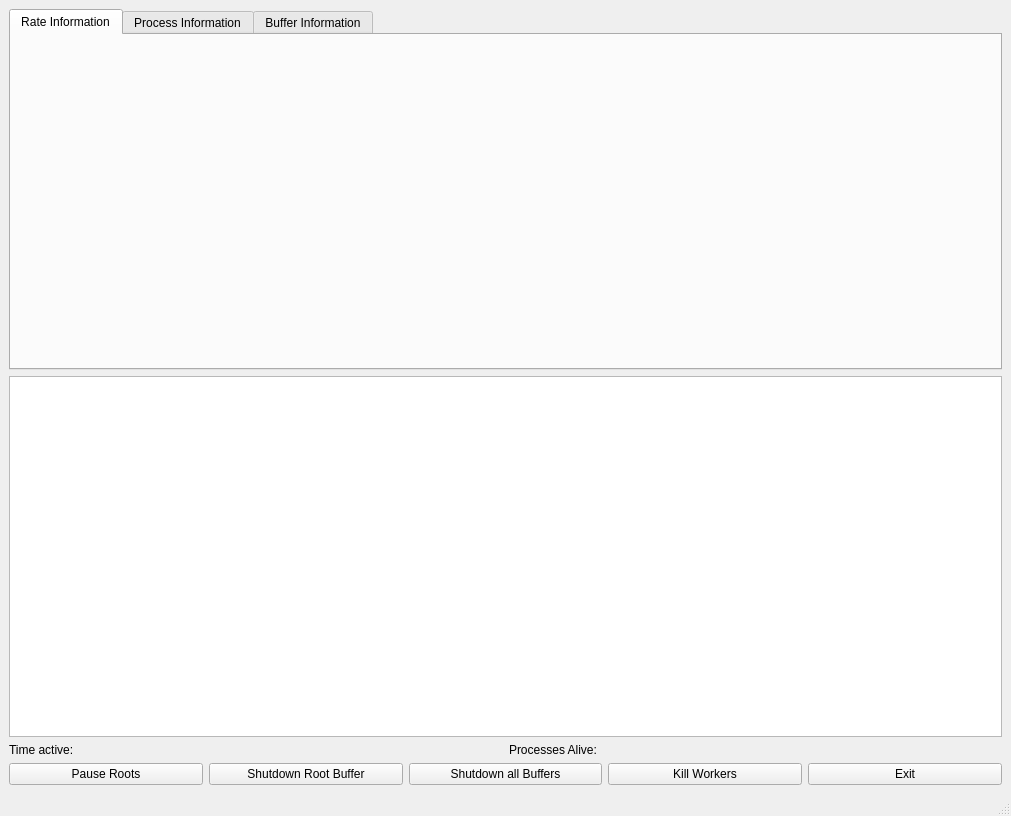
JulianBaader/mimoCoRB2, file mimocorb2/gui.ui: the form before one commit.
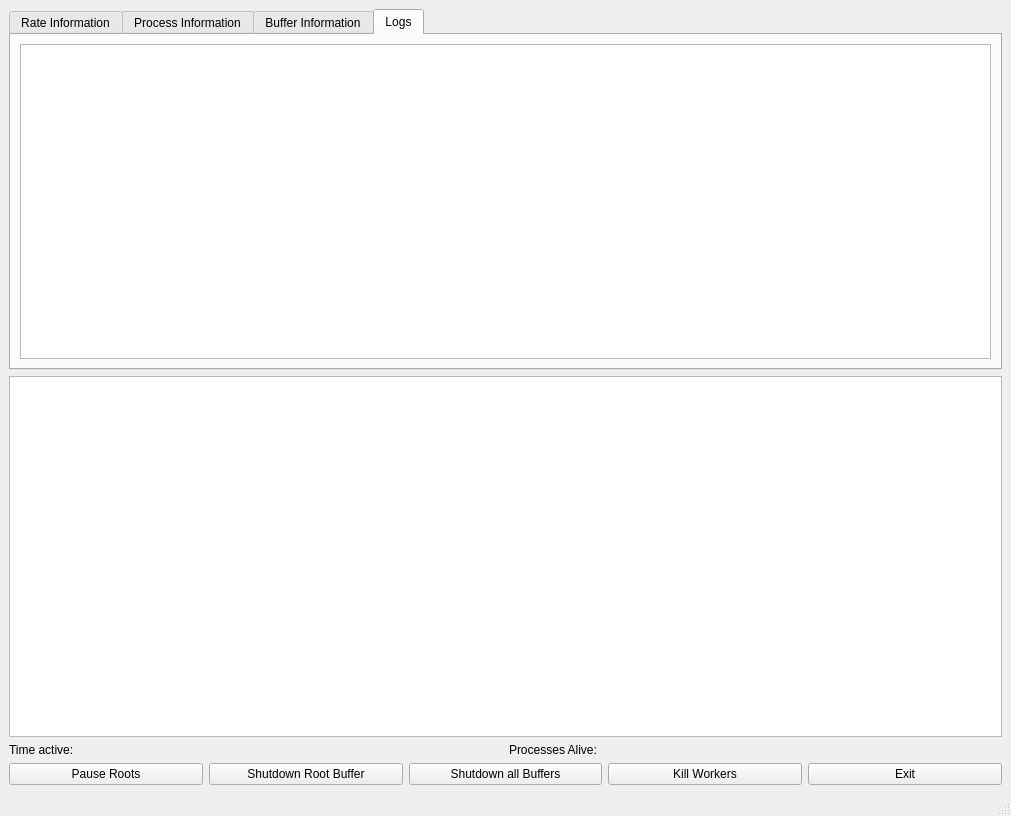
The form after the commit.

Diff of the .ui file:
```diff
--- a/mimocorb2/gui.ui
+++ b/mimocorb2/gui.ui
@@ -23,7 +23,7 @@
          <enum>QTabWidget::North</enum>
         </property>
         <property name="currentIndex">
-         <number>0</number>
+         <number>3</number>
         </property>
         <property name="tabsClosable">
          <bool>false</bool>
@@ -58,6 +58,20 @@
           </item>
          </layout>
         </widget>
+        <widget class="QWidget" name="log_tab">
+         <attribute name="title">
+          <string>Logs</string>
+         </attribute>
+         <layout class="QHBoxLayout" name="horizontalLayout_2">
+          <item>
+           <widget class="QTextEdit" name="logTextEdit">
+            <property name="readOnly">
+             <bool>true</bool>
+            </property>
+           </widget>
+          </item>
+         </layout>
+        </widget>
        </widget>
       </item>
       <item>
```
